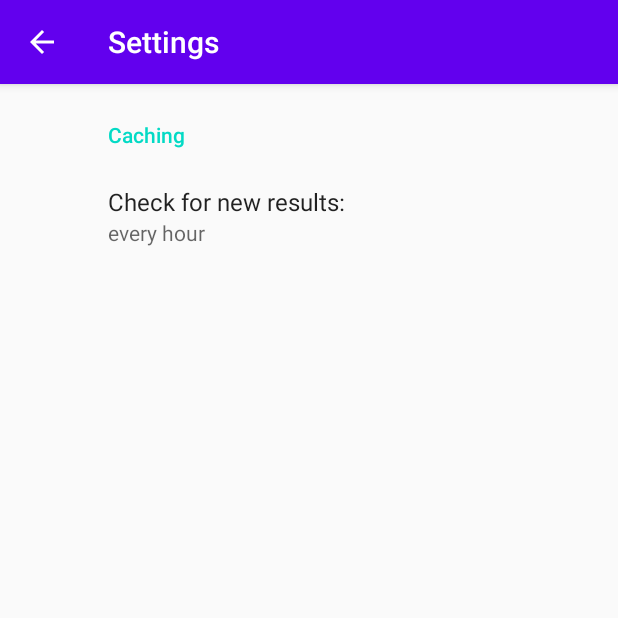
After one commit to christos-christidis/christidis.christos.SimpleCalculator, an Android app: the SettingsActivity screen opened directly, with no data from a screen before it, on a phone screen of 412 x 824 dp, the top half of it. The commit adds this screen. Run offline under Robolectric (Android 15) with nearby library versions, the phone set to English and light mode, and no system bars; our stand-ins replace androidx.preference.

Commit message:
implemented caching plus setting for max cache time

```diff
--- a/app/build.gradle
+++ b/app/build.gradle
@@ -61,7 +61,8 @@ dependencies {
     // moshi
     implementation 'com.squareup.moshi:moshi:1.8.0'
     implementation 'com.squareup.moshi:moshi-kotlin:1.8.0'
+
     implementation 'androidx.recyclerview:recyclerview:1.1.0'
-
     implementation 'androidx.cardview:cardview:1.0.0'
+    implementation 'androidx.preference:preference:1.1.0'
 }
--- a/app/src/main/AndroidManifest.xml
+++ b/app/src/main/AndroidManifest.xml
@@ -19,5 +19,10 @@
                 <category android:name="android.intent.category.LAUNCHER" />
             </intent-filter>
         </activity>
+
+        <activity
+            android:name=".ui.SettingsActivity"
+            android:label="@string/title_activity_settings"
+            android:parentActivityName=".ui.MainActivity" />
     </application>
 </manifest>
--- a/app/src/main/java/com/christidischristos/simplecalculator/network/FixerApi.kt
+++ b/app/src/main/java/com/christidischristos/simplecalculator/network/FixerApi.kt
@@ -22,7 +22,7 @@ private val retrofit = Retrofit.Builder()
 
 interface ConvertService {
     @GET("{date}")
-    suspend fun getExchangeRate(
+    suspend fun getExchangeRates(
         @Path("date") yesterday: String,
         @Query("access_key") apiKey: String,
         @Query("base") baseCurrency: String,
--- /dev/null
+++ b/app/src/main/java/com/christidischristos/simplecalculator/ui/SettingsActivity.kt
@@ -0,0 +1,23 @@
+package com.christidischristos.simplecalculator.ui
+
+import android.os.Bundle
+import androidx.appcompat.app.AppCompatActivity
+import androidx.preference.PreferenceFragmentCompat
+import com.christidischristos.simplecalculator.R
+
+class SettingsActivity : AppCompatActivity() {
+
+    override fun onCreate(savedInstanceState: Bundle?) {
+        super.onCreate(savedInstanceState)
+        setContentView(R.layout.activity_settings)
+
+        supportFragmentManager
+            .beginTransaction().replace(R.id.settings, SettingsFragment()).commit()
+    }
+
+    class SettingsFragment : PreferenceFragmentCompat() {
+        override fun onCreatePreferences(savedInstanceState: Bundle?, rootKey: String?) {
+            setPreferencesFromResource(R.xml.root_preferences, rootKey)
+        }
+    }
+}
--- a/app/src/main/java/com/christidischristos/simplecalculator/util/CurrencyUtils.kt
+++ b/app/src/main/java/com/christidischristos/simplecalculator/util/CurrencyUtils.kt
@@ -3,8 +3,8 @@ package com.christidischristos.simplecalculator.util
 import com.christidischristos.simplecalculator.enums.Currency
 import com.christidischristos.simplecalculator.network.HistoricalRatesResponse
 
-// I go to all this trouble just to avoid paying for a plan! I can only query the rates of other
-// currencies wrt EUR and I have to convert from any currency to any other currency w those...
+// The free plan only accepts queries w base_currency=EUR. Therefore, in order to be able to convert
+// from ANY currency to any other, I have to first convert to euro and THEN to the target_currency
 object CurrencyUtils {
 
     private fun Map<Currency, Double>.getNonNullValue(currency: Currency): Double {
--- a/app/src/main/java/com/christidischristos/simplecalculator/viewmodels/SimpleCalcViewModel.kt
+++ b/app/src/main/java/com/christidischristos/simplecalculator/viewmodels/SimpleCalcViewModel.kt
@@ -16,7 +16,7 @@ import java.util.*
 
 class SimpleCalcViewModel(private val _app: Application) : ViewModel() {
 
-    private val _repository = Repository()
+    private val _repository = Repository(_app)
 
     private val _baseCurrency = MutableLiveData(Currency.EUR)
     val baseCurrency: LiveData<Currency>
--- /dev/null
+++ b/app/src/main/res/layout/activity_settings.xml
@@ -0,0 +1,7 @@
+<?xml version="1.0" encoding="utf-8"?>
+<FrameLayout xmlns:android="http://schemas.android.com/apk/res/android"
+    xmlns:tools="http://schemas.android.com/tools"
+    android:id="@+id/settings"
+    android:layout_width="match_parent"
+    android:layout_height="match_parent"
+    tools:ignore="MergeRootFrame" />
--- a/app/src/main/res/values/strings.xml
+++ b/app/src/main/res/values/strings.xml
@@ -1,11 +1,13 @@
 <resources>
     <string name="app_name">Simple Calculator</string>
+
     <string name="syntax_error">#SYNTAX ERROR</string>
     <string name="divided_by_zero">#DIVIDED BY ZERO</string>
     <string name="internet_not_available">Can\'t convert. Check your internet connection.</string>
     <string name="input_not_valid">Can\'t convert. Input not valid!</string>
     <string name="network_error">#NETWORK ERROR</string>
     <string name="api_error">#API ERROR %1$d</string>
+
     <string name="zero">0</string>
     <string name="one">1</string>
     <string name="two">2</string>
@@ -26,6 +28,7 @@
     <string name="mul">\u00d7</string>
     <string name="sub">\u2212</string>
     <string name="add">\u002b</string>
+
     <string name="convert_to">Convert to:</string>
     <string name="usd">USD (US Dollar)</string>
     <string name="eur">EUR (Euro)</string>
@@ -34,6 +37,29 @@
     <string name="aud">AUD (Australian Dollar)</string>
     <string name="cad">CAD (Canadian Dollar)</string>
     <string name="chf">CHF (Swiss Franc)</string>
+
     <string name="currency_flag">Currency flag</string>
     <string name="waiting_for_fixer">Waiting for Fixer.io…</string>
+
+    <string name="settings_menu_item">Settings</string>
+    <string name="title_activity_settings">Settings</string>
+    <string name="caching">Caching</string>
+
+    <string name="check_for_new_results">Check for new results:</string>
+    <string name="check_for_new_results_pref_key" translatable="false">check_for_new_results_pref_key</string>
+    <string-array name="check_for_new_results_labels">
+        <item>every hour</item>
+        <item>every 30 minutes</item>
+        <item>every 15 minutes</item>
+        <item>every minute</item>
+        <item>always</item>
+    </string-array>
+    <string-array name="check_for_new_results_values">
+        <item>60</item>
+        <item>30</item>
+        <item>15</item>
+        <item>1</item>
+        <item>0</item>
+    </string-array>
+    <string name="check_for_new_results_default_value" translatable="false">60</string>
 </resources>
--- /dev/null
+++ b/app/src/main/res/xml/root_preferences.xml
@@ -0,0 +1,15 @@
+<?xml version="1.0" encoding="utf-8"?>
+<PreferenceScreen xmlns:android="http://schemas.android.com/apk/res/android"
+    xmlns:app="http://schemas.android.com/apk/res-auto">
+
+    <PreferenceCategory app:title="@string/caching">
+
+        <ListPreference
+            app:useSimpleSummaryProvider="true"
+            android:defaultValue="@string/check_for_new_results_default_value"
+            android:entries="@array/check_for_new_results_labels"
+            android:entryValues="@array/check_for_new_results_values"
+            android:key="@string/check_for_new_results_pref_key"
+            android:title="@string/check_for_new_results" />
+    </PreferenceCategory>
+</PreferenceScreen>
```
Also changed, not shown: app/src/main/java/com/christidischristos/simplecalculator/data/Repository.kt (+21 -2 lines), app/src/main/java/com/christidischristos/simplecalculator/ui/MainActivity.kt (+15 -0 lines), app/src/main/java/com/christidischristos/simplecalculator/util/Prefs.kt (added, +41 -0 lines), app/src/main/res/menu/main.xml (added, +12 -0 lines).
